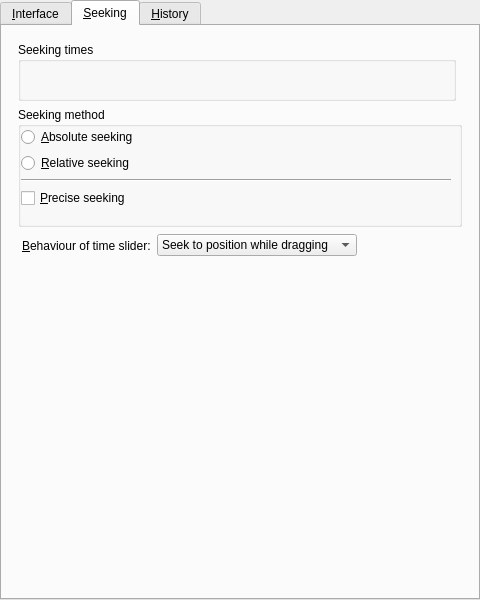
First picture: the form in src/gui/pref/interface.ui, repository wilbert2000/wzplayer, before the edit.
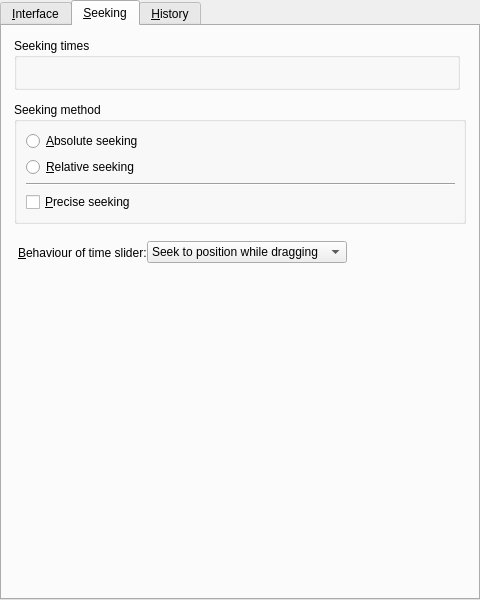
Second picture: the form after the edit. The open tabs and pages were chosen to show the change. Custom widgets are drawn as their Qt base class.

The edit to the form file:
```diff
--- a/src/gui/pref/interface.ui
+++ b/src/gui/pref/interface.ui
@@ -402,8 +402,11 @@
        <string>&amp;Seeking</string>
       </attribute>
       <layout class="QGridLayout">
+       <property name="verticalSpacing">
+        <number>12</number>
+       </property>
        <property name="margin">
-        <number>16</number>
+        <number>12</number>
        </property>
        <item row="0" column="0">
         <widget class="QGroupBox" name="seek_group">
@@ -420,18 +423,9 @@
           <bool>true</bool>
          </property>
          <layout class="QHBoxLayout" name="horizontalLayout_2">
-          <property name="leftMargin">
-           <number>0</number>
-          </property>
           <property name="topMargin">
            <number>0</number>
           </property>
-          <property name="rightMargin">
-           <number>8</number>
-          </property>
-          <property name="bottomMargin">
-           <number>16</number>
-          </property>
           <item>
            <layout class="QVBoxLayout">
             <property name="spacing">
@@ -479,18 +473,9 @@
           <bool>true</bool>
          </property>
          <layout class="QVBoxLayout">
-          <property name="leftMargin">
-           <number>0</number>
-          </property>
-          <property name="topMargin">
-           <number>0</number>
-          </property>
           <property name="rightMargin">
            <number>8</number>
           </property>
-          <property name="bottomMargin">
-           <number>16</number>
-          </property>
           <item>
            <widget class="QRadioButton" name="absolute_seeking_button">
             <property name="sizePolicy">
@@ -549,18 +534,9 @@
        </item>
        <item row="4" column="0">
         <layout class="QHBoxLayout">
-         <property name="leftMargin">
+         <property name="margin">
           <number>4</number>
          </property>
-         <property name="topMargin">
-          <number>0</number>
-         </property>
-         <property name="rightMargin">
-          <number>4</number>
-         </property>
-         <property name="bottomMargin">
-          <number>0</number>
-         </property>
          <item>
           <widget class="QLabel" name="label_3">
            <property name="text">
```
Left out of the diff: 24 changed lines with no effect on the pictures.
